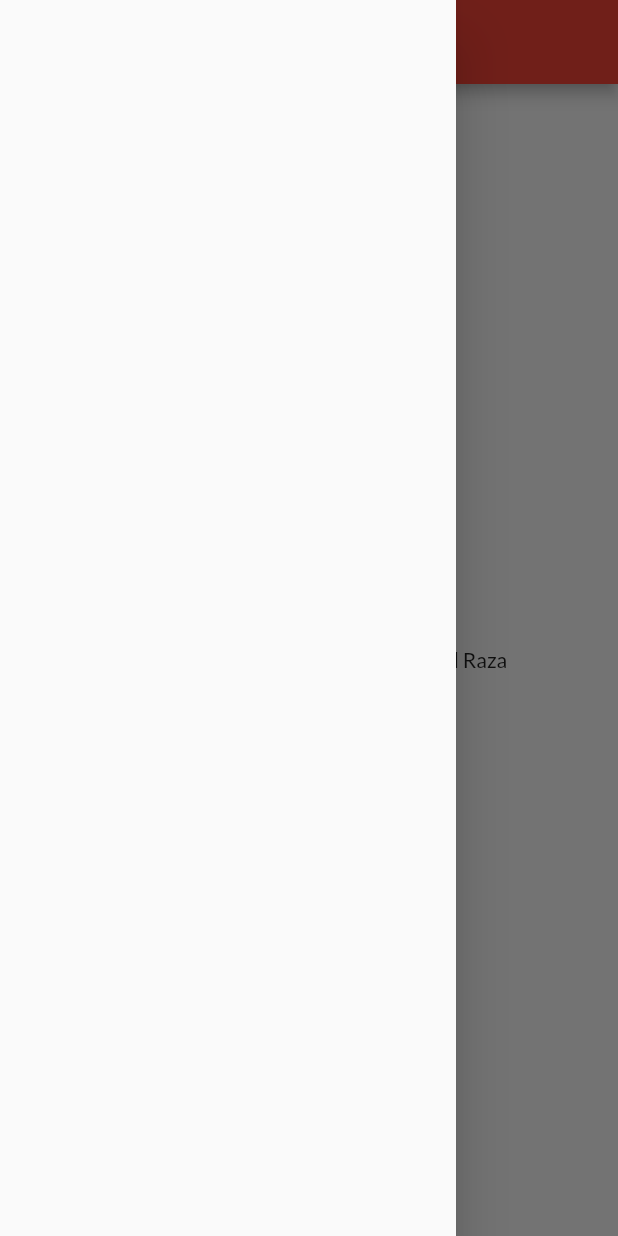
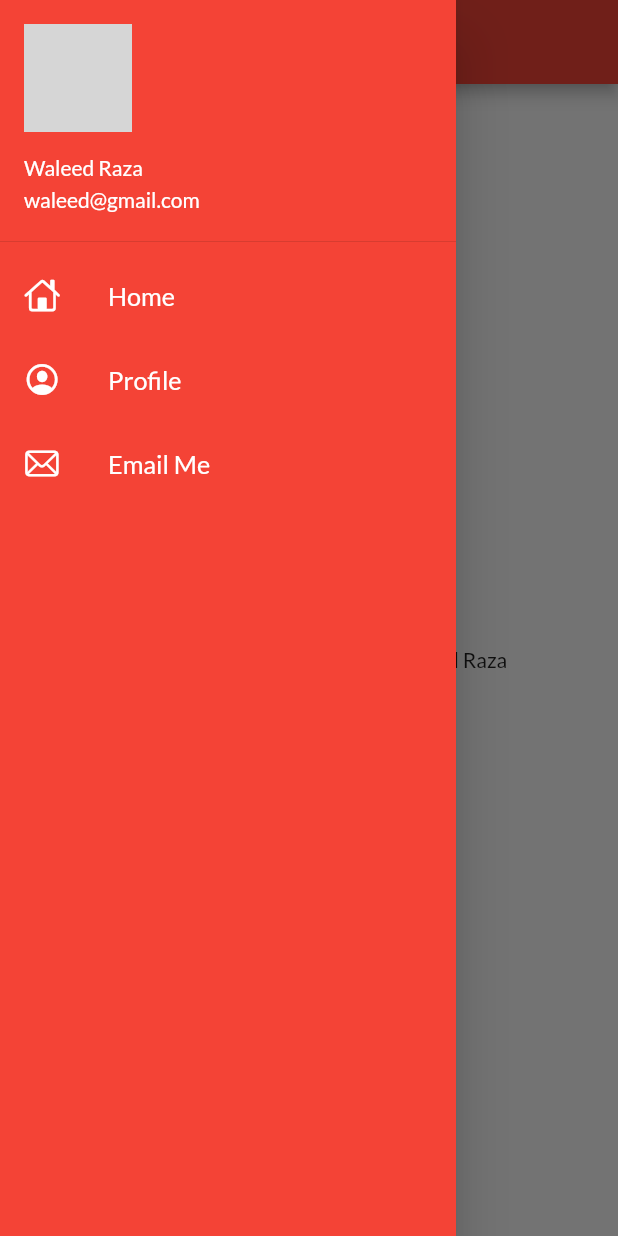
Before and after one commit to waleedraza22221/30DaysOfFlutter, a Flutter app: the HomePage screen opened by its route, with the side drawer open, on a phone screen of 412 x 824 dp. Run offline on Flutter 3.47's test engine with Material 2 defaults, Android fonts, the phone set to English and light mode, and no system bars; our stand-ins replace google_fonts; network calls fail; grey boxes are pictures that could not be loaded.

Commit message:
Day 9 Completed

```diff
--- a/lib/main.dart
+++ b/lib/main.dart
@@ -17,7 +17,7 @@ class MyApp extends StatelessWidget {
         primarySwatch: Colors.red,
         fontFamily: GoogleFonts.lato().fontFamily,
       ),
-      //debugShowCheckedModeBanner: false,
+      debugShowCheckedModeBanner: false,
       darkTheme: ThemeData(primarySwatch: Colors.red),
       initialRoute: "/",
       routes: {
--- a/lib/pages/home_page.dart
+++ b/lib/pages/home_page.dart
@@ -1,4 +1,5 @@
 import 'package:flutter/material.dart';
+import 'package:flutter_catalog/widgets/drawer.dart';
 
 class HomePage extends StatelessWidget {
   final int days = 25;
@@ -15,7 +16,7 @@ class HomePage extends StatelessWidget {
           child: Text("Welcome to $days  days in flutter $name"),
         ),
       ),
-      drawer: Drawer(),
+      drawer: MyDrawer(),
     );
   }
 }
--- /dev/null
+++ b/lib/widgets/drawer.dart
@@ -0,0 +1,56 @@
+import 'package:flutter/cupertino.dart';
+import 'package:flutter/material.dart';
+
+class MyDrawer extends StatelessWidget {
+  @override
+  Widget build(BuildContext context) {
+    final imageUrl =
+        "https://scontent.fmux2-1.fna.fbcdn.net/v/t1.6435-9/103438179_3372546976109571_3956225013559226604_n.jpg?_nc_cat=101&ccb=1-5&_nc_sid=09cbfe&_nc_ohc=bKEBWtQM2b8AX_HnOg6&_nc_ht=scontent.fmux2-1.fna&oh=00_AT8PlZa4sak-NZX1MQYqqFQfbMi8QD1Scbj5bo43bXwgvg&oe=6220B6D3";
+    return Drawer(
+      child: Container(
+        color: Colors.red,
+        child: ListView(
+          padding: EdgeInsets.zero,
+          children: [
+            DrawerHeader(
+              padding: EdgeInsets.zero,
+              child: UserAccountsDrawerHeader(
+                margin: EdgeInsets.zero,
+                accountName: Text("Waleed Raza"),
+                accountEmail: Text("waleed@gmail.com"),
+                currentAccountPicture: CircleAvatar(
+                  backgroundImage: NetworkImage(imageUrl),
+                ),
+              ),
+            ),
+            ListTile(
+              leading: Icon(CupertinoIcons.home, color: Colors.white),
+              title: Text(
+                "Home",
+                textScaleFactor: 1.2,
+                style: TextStyle(color: Colors.white),
+              ),
+            ),
+            ListTile(
+              leading:
+                  Icon(CupertinoIcons.profile_circled, color: Colors.white),
+              title: Text(
+                "Profile",
+                textScaleFactor: 1.2,
+                style: TextStyle(color: Colors.white),
+              ),
+            ),
+            ListTile(
+              leading: Icon(CupertinoIcons.mail, color: Colors.white),
+              title: Text(
+                "Email Me",
+                textScaleFactor: 1.2,
+                style: TextStyle(color: Colors.white),
+              ),
+            ),
+          ],
+        ),
+      ),
+    );
+  }
+}
```
